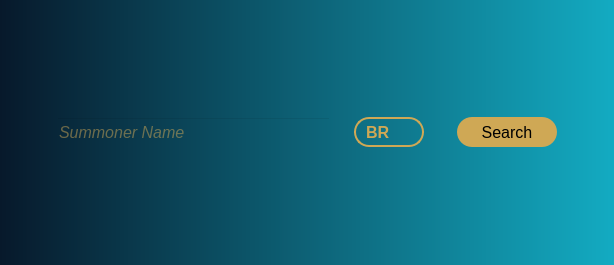
YannikSahl/TFT-Analyzer, file mainwindow.ui: the form before one commit.
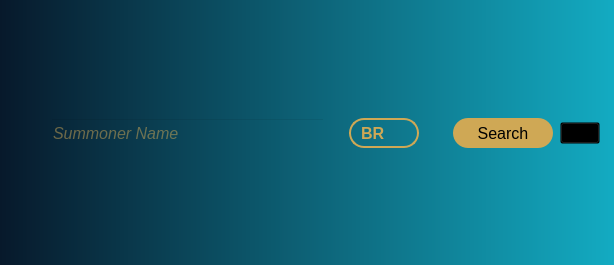
The form after the commit. Icons and pictures are not drawn.

```diff
--- a/mainwindow.ui
+++ b/mainwindow.ui
@@ -69,91 +69,7 @@
 }</string>
    </property>
    <layout class="QGridLayout" name="gridLayout">
-    <item row="1" column="0">
-     <spacer name="horizontalSpacer">
-      <property name="orientation">
-       <enum>Qt::Horizontal</enum>
-      </property>
-      <property name="sizeType">
-       <enum>QSizePolicy::Fixed</enum>
-      </property>
-      <property name="sizeHint" stdset="0">
-       <size>
-        <width>40</width>
-        <height>20</height>
-       </size>
-      </property>
-     </spacer>
-    </item>
-    <item row="1" column="5">
-     <widget class="QPushButton" name="searchButton">
-      <property name="sizePolicy">
-       <sizepolicy hsizetype="Preferred" vsizetype="Fixed">
-        <horstretch>5</horstretch>
-        <verstretch>0</verstretch>
-       </sizepolicy>
-      </property>
-      <property name="minimumSize">
-       <size>
-        <width>100</width>
-        <height>30</height>
-       </size>
-      </property>
-      <property name="maximumSize">
-       <size>
-        <width>100</width>
-        <height>30</height>
-       </size>
-      </property>
-      <property name="font">
-       <font>
-        <family>MS Sans Serif</family>
-        <pointsize>12</pointsize>
-        <weight>50</weight>
-        <bold>false</bold>
-        <kerning>true</kerning>
-       </font>
-      </property>
-      <property name="cursor">
-       <cursorShape>ArrowCursor</cursorShape>
-      </property>
-      <property name="styleSheet">
-       <string notr="true">QPushButton{
-	background-color: rgb(207, 168, 85);
-	color: black;
-	border-radius: 15px;
-}
-
-QPushButton::hover{
-	background-color: rgb(166, 133, 68);
-}
-
-QPushButton::pressed{
-	background-color: rgb(99, 79, 40);
-}</string>
-      </property>
-      <property name="text">
-       <string>Search</string>
-      </property>
-     </widget>
-    </item>
-    <item row="1" column="2">
-     <spacer name="horizontalSpacer_4">
-      <property name="orientation">
-       <enum>Qt::Horizontal</enum>
-      </property>
-      <property name="sizeType">
-       <enum>QSizePolicy::Fixed</enum>
-      </property>
-      <property name="sizeHint" stdset="0">
-       <size>
-        <width>10</width>
-        <height>20</height>
-       </size>
-      </property>
-     </spacer>
-    </item>
-    <item row="1" column="1">
+    <item row="2" column="1">
      <widget class="QLineEdit" name="summonerNameLine">
       <property name="sizePolicy">
        <sizepolicy hsizetype="Preferred" vsizetype="Fixed">
@@ -211,24 +127,36 @@
       </property>
      </widget>
     </item>
-    <item row="1" column="7">
-     <spacer name="horizontalSpacer_2">
-      <property name="orientation">
-       <enum>Qt::Horizontal</enum>
+    <item row="2" column="6">
+     <widget class="QPushButton" name="settingsButton">
+      <property name="sizePolicy">
+       <sizepolicy hsizetype="Fixed" vsizetype="Fixed">
+        <horstretch>0</horstretch>
+        <verstretch>0</verstretch>
+       </sizepolicy>
       </property>
-      <property name="sizeType">
-       <enum>QSizePolicy::Fixed</enum>
+      <property name="minimumSize">
+       <size>
+        <width>40</width>
+        <height>0</height>
+       </size>
       </property>
-      <property name="sizeHint" stdset="0">
+      <property name="maximumSize">
        <size>
         <width>40</width>
-        <height>20</height>
+        <height>16777215</height>
        </size>
       </property>
-     </spacer>
+      <property name="styleSheet">
+       <string notr="true">background: transparent</string>
+      </property>
+      <property name="text">
+       <string/>
+      </property>
+     </widget>
     </item>
-    <item row="1" column="4">
-     <spacer name="horizontalSpacer_3">
+    <item row="2" column="0">
+     <spacer name="horizontalSpacer">
       <property name="orientation">
        <enum>Qt::Horizontal</enum>
       </property>
@@ -237,13 +165,13 @@
       </property>
       <property name="sizeHint" stdset="0">
        <size>
-        <width>20</width>
+        <width>40</width>
         <height>20</height>
        </size>
       </property>
      </spacer>
     </item>
-    <item row="1" column="3">
+    <item row="2" column="3">
      <widget class="QComboBox" name="regionChooserBox">
       <property name="minimumSize">
        <size>
@@ -350,6 +278,107 @@
       </item>
      </widget>
     </item>
+    <item row="2" column="2">
+     <spacer name="horizontalSpacer_4">
+      <property name="orientation">
+       <enum>Qt::Horizontal</enum>
+      </property>
+      <property name="sizeType">
+       <enum>QSizePolicy::Fixed</enum>
+      </property>
+      <property name="sizeHint" stdset="0">
+       <size>
+        <width>10</width>
+        <height>20</height>
+       </size>
+      </property>
+     </spacer>
+    </item>
+    <item row="2" column="5">
+     <widget class="QPushButton" name="searchButton">
+      <property name="sizePolicy">
+       <sizepolicy hsizetype="Preferred" vsizetype="Fixed">
+        <horstretch>5</horstretch>
+        <verstretch>0</verstretch>
+       </sizepolicy>
+      </property>
+      <property name="minimumSize">
+       <size>
+        <width>100</width>
+        <height>30</height>
+       </size>
+      </property>
+      <property name="maximumSize">
+       <size>
+        <width>100</width>
+        <height>30</height>
+       </size>
+      </property>
+      <property name="font">
+       <font>
+        <family>MS Sans Serif</family>
+        <pointsize>12</pointsize>
+        <weight>50</weight>
+        <bold>false</bold>
+        <kerning>true</kerning>
+       </font>
+      </property>
+      <property name="cursor">
+       <cursorShape>ArrowCursor</cursorShape>
+      </property>
+      <property name="styleSheet">
+       <string notr="true">QPushButton{
+	background-color: rgb(207, 168, 85);
+	color: black;
+	border-radius: 15px;
+}
+
+QPushButton::hover{
+	background-color: rgb(166, 133, 68);
+}
+
+QPushButton::pressed{
+	background-color: rgb(99, 79, 40);
+}</string>
+      </property>
+      <property name="text">
+       <string>Search</string>
+      </property>
+     </widget>
+    </item>
+    <item row="2" column="4">
+     <spacer name="horizontalSpacer_3">
+      <property name="orientation">
+       <enum>Qt::Horizontal</enum>
+      </property>
+      <property name="sizeType">
+       <enum>QSizePolicy::Fixed</enum>
+      </property>
+      <property name="sizeHint" stdset="0">
+       <size>
+        <width>20</width>
+        <height>20</height>
+       </size>
+      </property>
+     </spacer>
+    </item>
+    <item row="1" column="3">
+     <widget class="QLabel" name="label_2">
+      <property name="text">
+       <string/>
+      </property>
+     </widget>
+    </item>
+    <item row="3" column="1" colspan="5">
+     <widget class="QLabel" name="label_statusMatches">
+      <property name="text">
+       <string/>
+      </property>
+      <property name="alignment">
+       <set>Qt::AlignCenter</set>
+      </property>
+     </widget>
+    </item>
    </layout>
   </widget>
  </widget>
```
